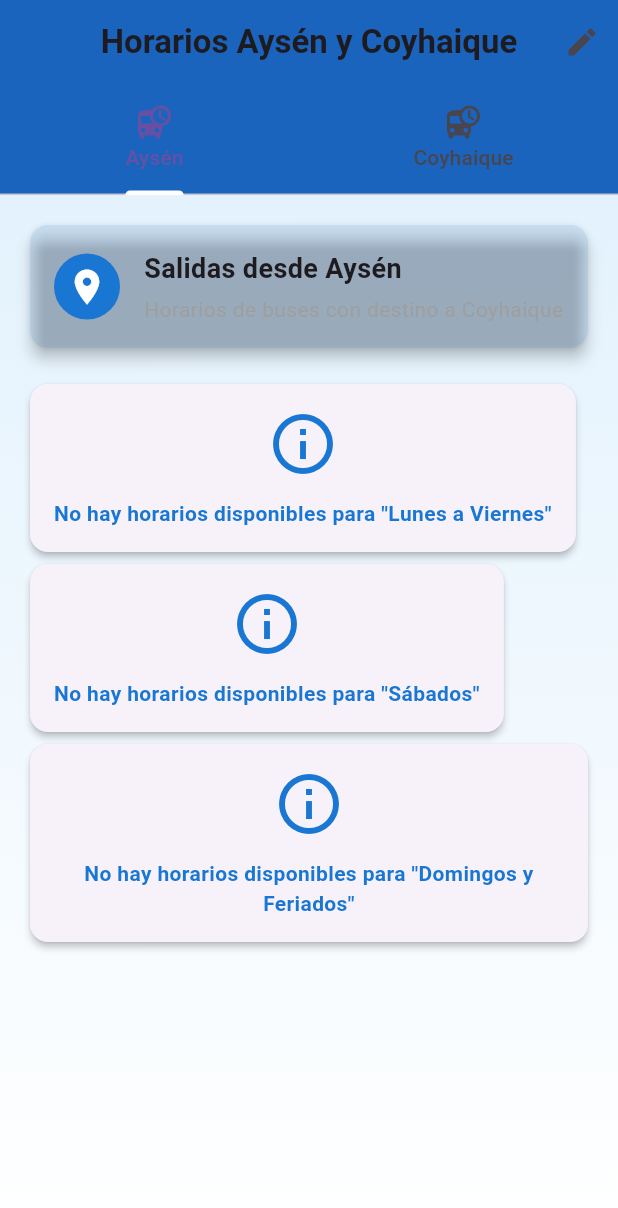
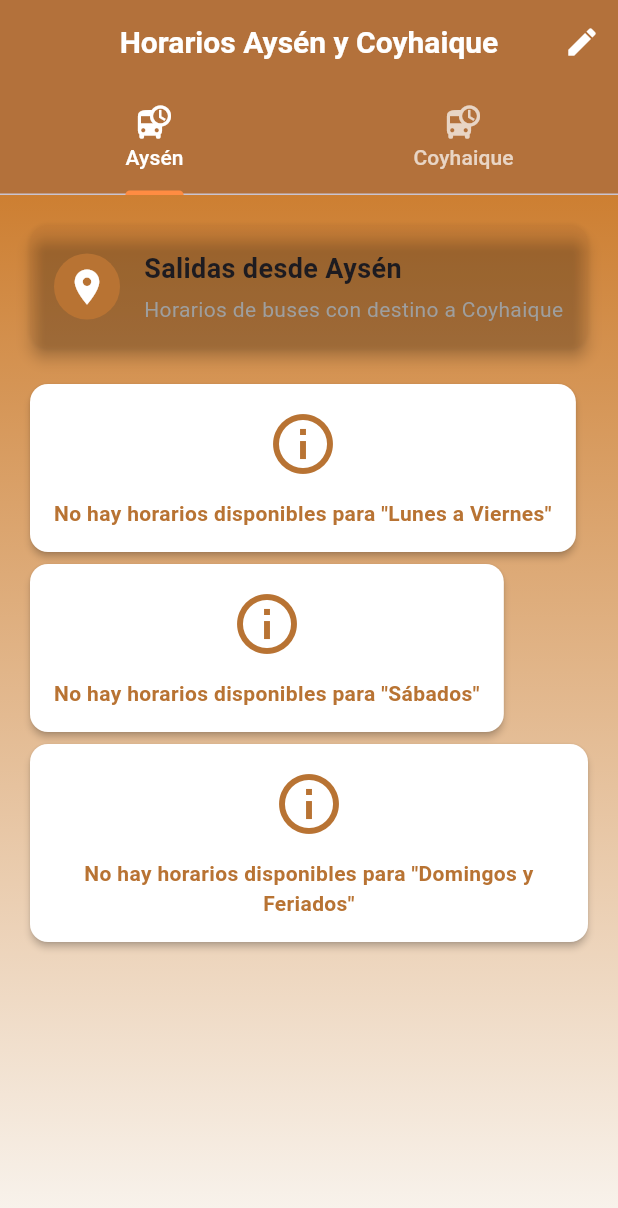
Before and after one commit to Roadixito23/suraywebedit, a Flutter app: the screen it shows after launch, on a phone screen of 412 x 824 dp. Shown: the top 1208 px of the screen. Run offline on Flutter 3.47's test engine with Material 3 defaults, Android fonts, the phone set to English and light mode, and no system bars; our stand-ins replace cloud_firestore, firebase_core; accounts and stored records are empty.

Commit message:
feat: implement unified color system and theme across the application

```diff
--- a/lib/home.dart
+++ b/lib/home.dart
@@ -1,6 +1,7 @@
 import 'package:flutter/material.dart';
 import 'package:flutter/services.dart';
 import 'package:cloud_firestore/cloud_firestore.dart';
+import 'theme/app_colors.dart';
 
 class SchedulePage extends StatefulWidget {
   const SchedulePage({Key? key}) : super(key: key);
@@ -14,9 +15,8 @@ class _SchedulePageState extends State<SchedulePage> with SingleTickerProviderSt
   bool _isEditing = false;
   late TabController _tabController;
 
-  // Constantes para uso a lo largo del widget
-  final Color _aysenColor = Colors.blue.shade700;
-  final Color _coyhaiqueCplor = Colors.green.shade700;
+  // Constantes de colores unificados
+  static const Color _primaryColor = AppColors.copper;
 
   @override
   void initState() {
@@ -80,7 +80,7 @@ class _SchedulePageState extends State<SchedulePage> with SingleTickerProviderSt
         builder: (context, setState) => AlertDialog(
           title: Text(
             'Agregar nuevo horario',
-            style: TextStyle(color: comuna == 'aysen' ? _aysenColor : _coyhaiqueCplor),
+            style: TextStyle(color: _primaryColor),
           ),
           content: Column(
             mainAxisSize: MainAxisSize.min,
@@ -145,14 +145,14 @@ class _SchedulePageState extends State<SchedulePage> with SingleTickerProviderSt
                     ScaffoldMessenger.of(context).showSnackBar(
                       SnackBar(
                         content: Text('Horario agregado correctamente'),
-                        backgroundColor: Colors.green,
+                        backgroundColor: AppColors.success,
                       ),
                     );
                   } catch (e) {
                     ScaffoldMessenger.of(context).showSnackBar(
                       SnackBar(
                         content: Text('Error: $e'),
-                        backgroundColor: Colors.red,
+                        backgroundColor: AppColors.error,
                       ),
                     );
                   }
@@ -163,7 +163,7 @@ class _SchedulePageState extends State<SchedulePage> with SingleTickerProviderSt
                 }
               },
               style: ElevatedButton.styleFrom(
-                backgroundColor: comuna == 'aysen' ? _aysenColor : _coyhaiqueCplor,
+                backgroundColor: _primaryColor,
               ),
               child: const Text('Guardar'),
             ),
@@ -186,7 +186,7 @@ class _SchedulePageState extends State<SchedulePage> with SingleTickerProviderSt
         builder: (context, setState) => AlertDialog(
           title: Text(
             'Editar horario',
-            style: TextStyle(color: comuna == 'aysen' ? _aysenColor : _coyhaiqueCplor),
+            style: TextStyle(color: _primaryColor),
           ),
           content: Column(
             mainAxisSize: MainAxisSize.min,
@@ -247,14 +247,14 @@ class _SchedulePageState extends State<SchedulePage> with SingleTickerProviderSt
                     ScaffoldMessenger.of(context).showSnackBar(
                       SnackBar(
                         content: Text('Horario actualizado correctamente'),
-                        backgroundColor: Colors.green,
+                        backgroundColor: AppColors.success,
                       ),
                     );
                   } catch (e) {
                     ScaffoldMessenger.of(context).showSnackBar(
                       SnackBar(
                         content: Text('Error: $e'),
-                        backgroundColor: Colors.red,
+                        backgroundColor: AppColors.error,
                       ),
                     );
                   }
@@ -265,7 +265,7 @@ class _SchedulePageState extends State<SchedulePage> with SingleTickerProviderSt
                 }
               },
               style: ElevatedButton.styleFrom(
-                backgroundColor: comuna == 'aysen' ? _aysenColor : _coyhaiqueCplor,
+                backgroundColor: _primaryColor,
               ),
               child: const Text('Actualizar'),
             ),
@@ -282,7 +282,7 @@ class _SchedulePageState extends State<SchedulePage> with SingleTickerProviderSt
       builder: (context) => AlertDialog(
         title: Text(
           'Eliminar horario',
-          style: TextStyle(color: Colors.red.shade700),
+          style: TextStyle(color: AppColors.error),
         ),
         content: Column(
           mainAxisSize: MainAxisSize.min,
@@ -315,7 +315,7 @@ class _SchedulePageState extends State<SchedulePage> with SingleTickerProviderSt
           ),
           ElevatedButton(
             style: ElevatedButton.styleFrom(
-              backgroundColor: Colors.red,
+              backgroundColor: AppColors.error,
             ),
             onPressed: () async {
               try {
@@ -324,14 +324,14 @@ class _SchedulePageState extends State<SchedulePage> with SingleTickerProviderSt
                 ScaffoldMessenger.of(context).showSnackBar(
                   const SnackBar(
                     content: Text('Horario eliminado correctamente'),
-                    backgroundColor: Colors.green,
+                    backgroundColor: AppColors.success,
                   ),
                 );
               } catch (e) {
                 ScaffoldMessenger.of(context).showSnackBar(
                   SnackBar(
                     content: Text('Error: $e'),
-                    backgroundColor: Colors.red,
+                    backgroundColor: AppColors.error,
                   ),
                 );
               }
@@ -358,7 +358,7 @@ class _SchedulePageState extends State<SchedulePage> with SingleTickerProviderSt
 
         final docs = snapshot.data;
         if (docs == null || docs.isEmpty) {
-          return _buildEmptyCard(title, comuna, dayType, headerColor);
+          return _buildEmptyCard(title, comuna, dayType);
         }
 
         return Card(
@@ -373,9 +373,9 @@ class _SchedulePageState extends State<SchedulePage> with SingleTickerProviderSt
               // Encabezado de la tarjeta
               Container(
                 padding: const EdgeInsets.symmetric(vertical: 12, horizontal: 16),
-                decoration: BoxDecoration(
-                  color: headerColor,
-                  borderRadius: const BorderRadius.only(
+                decoration: const BoxDecoration(
+                  color: _primaryColor,
+                  borderRadius: BorderRadius.only(
                     topLeft: Radius.circular(12),
                     topRight: Radius.circular(12),
                   ),
@@ -433,12 +433,12 @@ class _SchedulePageState extends State<SchedulePage> with SingleTickerProviderSt
                         leading: Container(
                           padding: const EdgeInsets.all(8),
                           decoration: BoxDecoration(
-                            color: headerColor.withOpacity(0.1),
+                            color: _primaryColor.withOpacity(0.1),
                             shape: BoxShape.circle,
                           ),
-                          child: Icon(
+                          child: const Icon(
                             Icons.access_time,
-                            color: headerColor,
+                            color: _primaryColor,
                             size: 20,
                           ),
                         ),
@@ -456,12 +456,12 @@ class _SchedulePageState extends State<SchedulePage> with SingleTickerProviderSt
                           mainAxisSize: MainAxisSize.min,
                           children: [
                             IconButton(
-                              icon: Icon(Icons.edit, color: headerColor),
+                              icon: const Icon(Icons.edit, color: _primaryColor),
                               onPressed: () => _editTimeEntry(comuna, dayType, doc),
                               tooltip: 'Editar',
                             ),
                             IconButton(
-                              icon: const Icon(Icons.delete, color: Colors.red),
+                              icon: const Icon(Icons.delete, color: AppColors.error),
                               onPressed: () => _deleteTimeEntry(comuna, doc),
                               tooltip: 'Eliminar',
                             ),
@@ -489,7 +489,9 @@ class _SchedulePageState extends State<SchedulePage> with SingleTickerProviderSt
         padding: const EdgeInsets.all(16.0),
         child: Column(
           children: [
-            const CircularProgressIndicator(),
+            const CircularProgressIndicator(
+              valueColor: AlwaysStoppedAnimation<Color>(_primaryColor),
+            ),
             const SizedBox(height: 12),
             Text(
               'Cargando horarios para $title...',
@@ -506,20 +508,20 @@ class _SchedulePageState extends State<SchedulePage> with SingleTickerProviderSt
     return Card(
       elevation: 2,
       shape: RoundedRectangleBorder(borderRadius: BorderRadius.circular(12)),
-      color: Colors.red.shade50,
+      color: AppColors.error.withOpacity(0.1),
       child: Padding(
         padding: const EdgeInsets.all(16.0),
         child: Column(
           children: [
-            Icon(Icons.error_outline, color: Colors.red.shade700, size: 48),
+            const Icon(Icons.error_outline, color: AppColors.error, size: 48),
             const SizedBox(height: 12),
             Text(
               'Error cargando "$title"',
-              style: TextStyle(color: Colors.red.shade700, fontWeight: FontWeight.bold),
+              style: const TextStyle(color: AppColors.error, fontWeight: FontWeight.bold),
             ),
             Text(
               error,
-              style: TextStyle(color: Colors.red.shade700),
+              style: const TextStyle(color: AppColors.error),
             ),
           ],
         ),
@@ -528,7 +530,7 @@ class _SchedulePageState extends State<SchedulePage> with SingleTickerProviderSt
   }
 
   /// Widget para mostrar cuando no hay horarios
-  Widget _buildEmptyCard(String title, String comuna, String dayType, Color headerColor) {
+  Widget _buildEmptyCard(String title, String comuna, String dayType) {
     return Card(
       elevation: 2,
       shape: RoundedRectangleBorder(borderRadius: BorderRadius.circular(12)),
@@ -536,11 +538,11 @@ class _SchedulePageState extends State<SchedulePage> with SingleTickerProviderSt
         padding: const EdgeInsets.all(16.0),
         child: Column(
           children: [
-            Icon(Icons.info_outline, color: headerColor, size: 48),
+            const Icon(Icons.info_outline, color: _primaryColor, size: 48),
             const SizedBox(height: 12),
             Text(
               'No hay horarios disponibles para "$title"',
-              style: TextStyle(color: headerColor, fontWeight: FontWeight.bold),
+              style: const TextStyle(color: _primaryColor, fontWeight: FontWeight.bold),
               textAlign: TextAlign.center,
             ),
             if (_isEditing) ...[
@@ -550,7 +552,7 @@ class _SchedulePageState extends State<SchedulePage> with SingleTickerProviderSt
                 icon: const Icon(Icons.add),
                 label: const Text('Agregar horario'),
                 style: ElevatedButton.styleFrom(
-                  backgroundColor: headerColor,
+                  backgroundColor: _primaryColor,
                 ),
               ),
             ],
@@ -570,10 +572,10 @@ class _SchedulePageState extends State<SchedulePage> with SingleTickerProviderSt
         ),
         centerTitle: true,
         elevation: 2,
-        backgroundColor: Colors.blue.shade800,
+        backgroundColor: _primaryColor,
         bottom: TabBar(
           controller: _tabController,
-          indicatorColor: Colors.white,
+          indicatorColor: AppColors.orangeLight,
           tabs: const [
             Tab(
               icon: Icon(Icons.departure_board),
@@ -611,11 +613,11 @@ class _SchedulePageState extends State<SchedulePage> with SingleTickerProviderSt
         ],
       ),
       body: Container(
-        decoration: BoxDecoration(
+        decoration: const BoxDecoration(
           gradient: LinearGradient(
             begin: Alignment.topCenter,
             end: Alignment.bottomCenter,
-            colors: [Colors.blue.shade50, Colors.white],
+            colors: [AppColors.bronzeLight, Color(0xFFF9F5F0)],
           ),
         ),
         child: TabBarView(
@@ -629,7 +631,7 @@ class _SchedulePageState extends State<SchedulePage> with SingleTickerProviderSt
                 children: [
                   // Encabezado informativo
                   Card(
-                    color: _aysenColor.withOpacity(0.1),
+                    color: _primaryColor.withOpacity(0.1),
                     shape: RoundedRectangleBorder(
                       borderRadius: BorderRadius.circular(12),
                     ),
@@ -639,8 +641,8 @@ class _SchedulePageState extends State<SchedulePage> with SingleTickerProviderSt
                         children: [
                           Container(
                             padding: const EdgeInsets.all(8),
-                            decoration: BoxDecoration(
-                              color: _aysenColor,
+                            decoration: const BoxDecoration(
+                              color: _primaryColor,
                               shape: BoxShape.circle,
                             ),
                             child: const Icon(
@@ -679,9 +681,9 @@ class _SchedulePageState extends State<SchedulePage> with SingleTickerProviderSt
                   const SizedBox(height: 16),
 
                   // Tarjetas de horarios de Aysén
-                  _buildScheduleCard('Lunes a Viernes', 'aysen', 'lunesViernes', _aysenColor),
-                  _buildScheduleCard('Sábados', 'aysen', 'sabados', _aysenColor),
-                  _buildScheduleCard('Domingos y Feriados', 'aysen', 'domingosFeriados', _aysenColor),
+                  _buildScheduleCard('Lunes a Viernes', 'aysen', 'lunesViernes', _primaryColor),
+                  _buildScheduleCard('Sábados', 'aysen', 'sabados', _primaryColor),
+                  _buildScheduleCard('Domingos y Feriados', 'aysen', 'domingosFeriados', _primaryColor),
                 ],
               ),
             ),
@@ -694,7 +696,7 @@ class _SchedulePageState extends State<SchedulePage> with SingleTickerProviderSt
                 children: [
                   // Encabezado informativo
                   Card(
-                    color: _coyhaiqueCplor.withOpacity(0.1),
+                    color: _primaryColor.withOpacity(0.1),
                     shape: RoundedRectangleBorder(
                       borderRadius: BorderRadius.circular(12),
                     ),
@@ -704,8 +706,8 @@ class _SchedulePageState extends State<SchedulePage> with SingleTickerProviderSt
                         children: [
                           Container(
                             padding: const EdgeInsets.all(8),
-                            decoration: BoxDecoration(
-                              color: _coyhaiqueCplor,
+                            decoration: const BoxDecoration(
+                              color: _primaryColor,
                               shape: BoxShape.circle,
                             ),
                             child: const Icon(
@@ -744,9 +746,9 @@ class _SchedulePageState extends State<SchedulePage> with SingleTickerProviderSt
                   const SizedBox(height: 16),
 
                   // Tarjetas de horarios de Coyhaique
-                  _buildScheduleCard('Lunes a Viernes', 'coyhaique', 'lunesViernes', _coyhaiqueCplor),
-                  _buildScheduleCard('Sábados', 'coyhaique', 'sabados', _coyhaiqueCplor),
-                  _buildScheduleCard('Domingos y Feriados', 'coyhaique', 'domingosFeriados', _coyhaiqueCplor),
+                  _buildScheduleCard('Lunes a Viernes', 'coyhaique', 'lunesViernes', _primaryColor),
+                  _buildScheduleCard('Sábados', 'coyhaique', 'sabados', _primaryColor),
+                  _buildScheduleCard('Domingos y Feriados', 'coyhaique', 'domingosFeriados', _primaryColor),
                 ],
               ),
             ),
--- a/lib/main.dart
+++ b/lib/main.dart
@@ -1,8 +1,8 @@
 import 'package:flutter/material.dart';
 import 'package:firebase_core/firebase_core.dart';
-import 'package:cloud_firestore/cloud_firestore.dart';
 import 'firebase_options.dart';
 import 'splash_screen.dart';
+import 'theme/app_theme.dart';
 
 void main() async {
   // Ensure Flutter is initialized
@@ -25,28 +25,7 @@ class MyApp extends StatelessWidget {
     return MaterialApp(
       debugShowCheckedModeBanner: false,
       title: 'Horarios Aysén y Coyhaique',
-      theme: ThemeData(
-        primarySwatch: Colors.blue,
-        fontFamily: 'Roboto',
-        appBarTheme: AppBarTheme(
-          backgroundColor: Colors.blue.shade800,
-          elevation: 2,
-          centerTitle: true,
-        ),
-        elevatedButtonTheme: ElevatedButtonThemeData(
-          style: ElevatedButton.styleFrom(
-            shape: RoundedRectangleBorder(
-              borderRadius: BorderRadius.circular(8),
-            ),
-          ),
-        ),
-        cardTheme: CardThemeData(
-          shape: RoundedRectangleBorder(
-            borderRadius: BorderRadius.circular(12),
-          ),
-          elevation: 4,
-        ),
-      ),
+      theme: AppTheme.lightTheme,
       home: const SplashScreen(),
     );
   }
--- /dev/null
+++ b/lib/theme/app_colors.dart
@@ -0,0 +1,27 @@
+import 'package:flutter/material.dart';
+
+class AppColors {
+  // Colores principales Cobre/Bronce
+  static const Color copper = Color(0xFFB87333);
+  static const Color bronzeLight = Color(0xFFCD7F32);
+  static const Color bronzeDark = Color(0xFF8B4513);
+
+  // Colores complementarios
+  static const Color orangeAccent = Color(0xFFFF6B35);
+  static const Color orangeLight = Color(0xFFFF8C42);
+  static const Color blueDark = Color(0xFF004E89);
+  static const Color blueLight = Color(0xFF1A5490);
+
+  // Colores neutrales
+  static const Color white = Colors.white;
+  static const Color black = Colors.black;
+  static const Color darkGrey = Color(0xFF333333);
+  static const Color grey = Color(0xFF666666);
+  static const Color lightGrey = Color(0xFFE8E8E8);
+  static const Color veryLightGrey = Color(0xFFF5F5F5);
+
+  // Colores de estado
+  static const Color success = Color(0xFF4CAF50);
+  static const Color error = Color(0xFFf44336);
+  static const Color warning = Color(0xFFFFC107);
+}
--- /dev/null
+++ b/lib/theme/app_theme.dart
@@ -0,0 +1,96 @@
+import 'package:flutter/material.dart';
+import 'app_colors.dart';
+
+class AppTheme {
+  static ThemeData get lightTheme {
+    return ThemeData(
+      useMaterial3: true,
+      primaryColor: AppColors.copper,
+      scaffoldBackgroundColor: AppColors.white,
+      fontFamily: 'Roboto',
+
+      // AppBar Theme
+      appBarTheme: const AppBarTheme(
+        backgroundColor: AppColors.copper,
+        elevation: 2,
+        centerTitle: true,
+        titleTextStyle: TextStyle(
+          color: AppColors.white,
+          fontSize: 20,
+          fontWeight: FontWeight.bold,
+        ),
+        iconTheme: IconThemeData(color: AppColors.white),
+      ),
+
+      // TabBar Theme
+      tabBarTheme: TabBarThemeData(
+        indicatorColor: AppColors.orangeLight,
+        labelColor: AppColors.white,
+        unselectedLabelColor: AppColors.white.withOpacity(0.7),
+      ),
+
+      // ElevatedButton Theme
+      elevatedButtonTheme: ElevatedButtonThemeData(
+        style: ElevatedButton.styleFrom(
+          backgroundColor: AppColors.copper,
+          foregroundColor: AppColors.white,
+          shape: RoundedRectangleBorder(
+            borderRadius: BorderRadius.circular(8),
+          ),
+          padding: const EdgeInsets.symmetric(horizontal: 24, vertical: 12),
+        ),
+      ),
+
+      // TextButton Theme
+      textButtonTheme: TextButtonThemeData(
+        style: TextButton.styleFrom(
+          foregroundColor: AppColors.copper,
+          padding: const EdgeInsets.symmetric(horizontal: 16, vertical: 8),
+        ),
+      ),
+
+      // Card Theme
+      cardTheme: CardThemeData(
+        color: AppColors.white,
+        elevation: 4,
+        shape: RoundedRectangleBorder(
+          borderRadius: BorderRadius.circular(12),
+        ),
+      ),
+
+      // TextField Theme
+      inputDecorationTheme: InputDecorationTheme(
+        filled: true,
+        fillColor: AppColors.veryLightGrey,
+        contentPadding: const EdgeInsets.symmetric(horizontal: 16, vertical: 12),
+        border: OutlineInputBorder(
+          borderRadius: BorderRadius.circular(8),
+          borderSide: const BorderSide(color: AppColors.lightGrey),
+        ),
+        enabledBorder: OutlineInputBorder(
+          borderRadius: BorderRadius.circular(8),
+          borderSide: const BorderSide(color: AppColors.lightGrey),
+        ),
+        focusedBorder: OutlineInputBorder(
+          borderRadius: BorderRadius.circular(8),
+          borderSide: const BorderSide(color: AppColors.copper, width: 2),
+        ),
+        labelStyle: const TextStyle(color: AppColors.grey),
+        prefixIconColor: AppColors.copper,
+      ),
+
+      // Dialog Theme
+      dialogTheme: DialogThemeData(
+        backgroundColor: AppColors.white,
+        shape: RoundedRectangleBorder(
+          borderRadius: BorderRadius.circular(16),
+        ),
+      ),
+
+      // Progress Indicator Theme
+      progressIndicatorTheme: const ProgressIndicatorThemeData(
+        color: AppColors.copper,
+      ),
+    );
+  }
+}
```
Also changed, not shown: codemagic-manual-signing.yaml (added, +72 -0 lines), lib/splash_screen.dart (+6 -5 lines), 3 other files.
